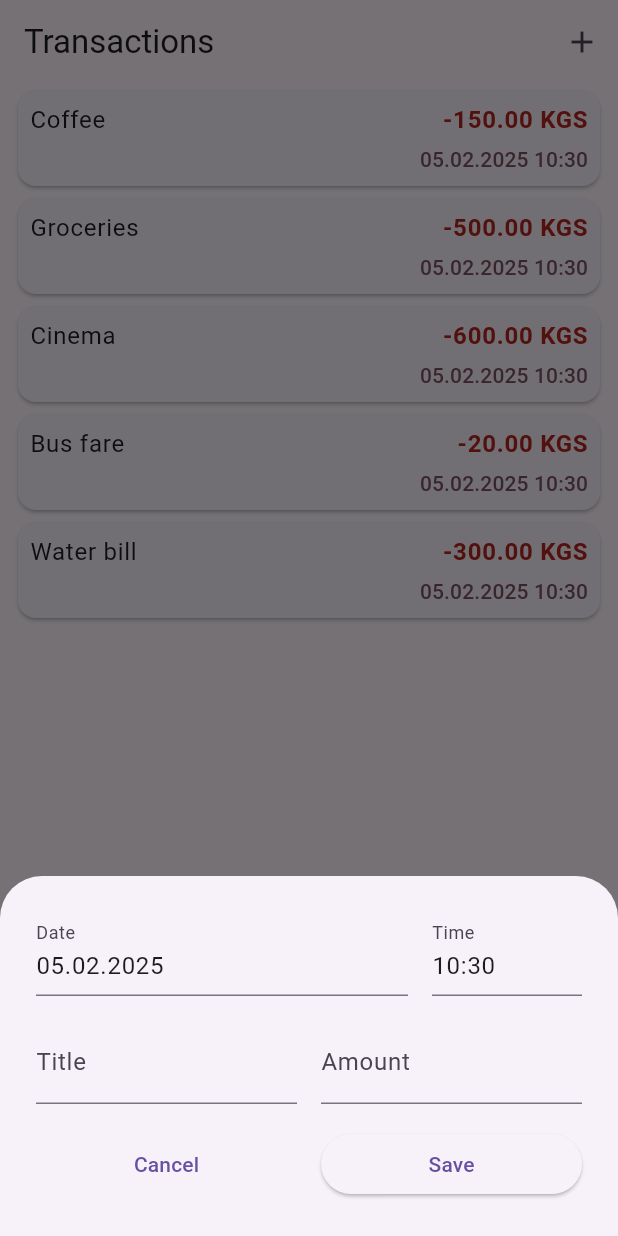
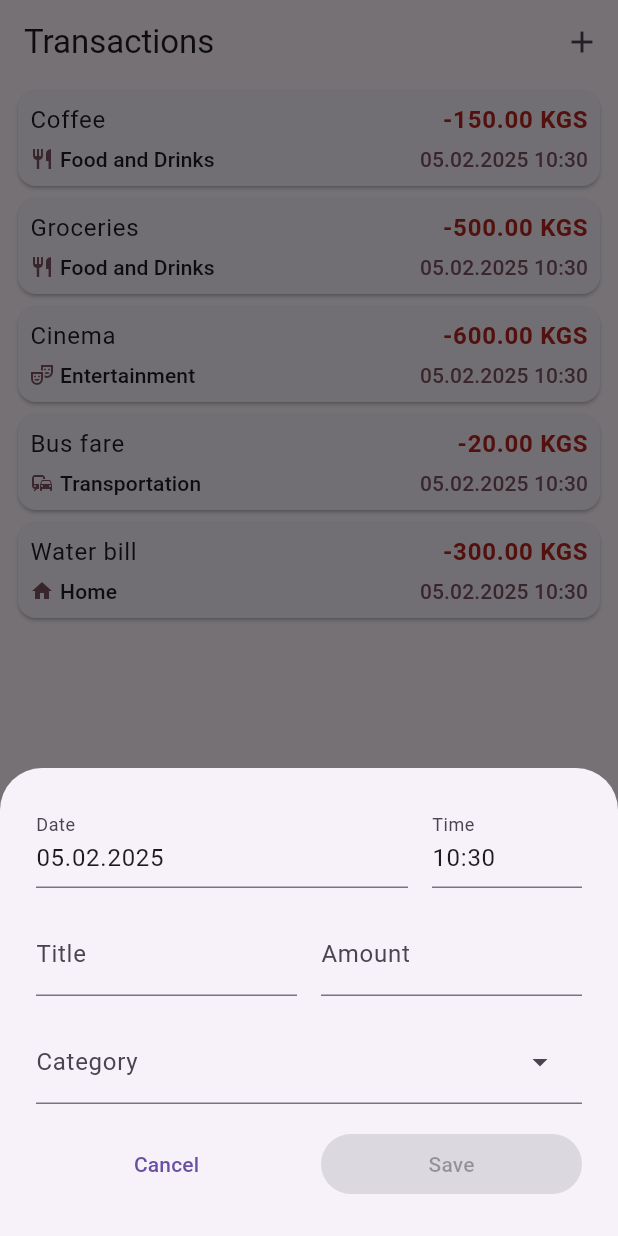
Before and after one commit to sylvix/personal_finance, a Flutter app: the screen it shows after launch, after a tap on the "add" icon, on a phone screen of 412 x 824 dp. Run offline on Flutter 3.47's test engine with Material 3 defaults, Android fonts, the phone set to English and light mode, and no system bars.

Commit message:
Added category, UX improvements

```diff
--- /dev/null
+++ b/lib/data/categories_data.dart
@@ -0,0 +1,25 @@
+import 'package:flutter/material.dart';
+import 'package:personal_finance/models/transaction_category.dart';
+
+final categories = [
+  TransactionCategory(
+    id: 'food_and_drinks',
+    title: 'Food and Drinks',
+    icon: Icons.restaurant,
+  ),
+  TransactionCategory(
+    id: 'entertainment',
+    title: 'Entertainment',
+    icon: Icons.theater_comedy_outlined,
+  ),
+  TransactionCategory(
+    id: 'transport',
+    title: 'Transportation',
+    icon: Icons.commute,
+  ),
+  TransactionCategory(
+    id: 'home',
+    title: 'Home',
+    icon: Icons.home,
+  ),
+];
--- a/lib/models/transaction.dart
+++ b/lib/models/transaction.dart
@@ -1,15 +1,24 @@
+import 'package:personal_finance/data/categories_data.dart';
+import 'package:personal_finance/models/transaction_category.dart';
+
 class Transaction {
   final String title;
   final double amount;
   final DateTime dateTime;
+  final String categoryId;
 
   Transaction({
     required this.title,
     required this.amount,
     required this.dateTime,
+    required this.categoryId,
   });
 
   String get formattedAmount {
     return '-${amount.toStringAsFixed(2)} KGS';
   }
+
+  TransactionCategory get category {
+    return categories.firstWhere((category) => category.id == categoryId);
+  }
 }
--- /dev/null
+++ b/lib/models/transaction_category.dart
@@ -0,0 +1,13 @@
+import 'package:flutter/material.dart';
+
+class TransactionCategory {
+  final String id;
+  final String title;
+  final IconData icon;
+
+  TransactionCategory({
+    required this.id,
+    required this.title,
+    required this.icon,
+  });
+}
--- a/lib/personal_finance.dart
+++ b/lib/personal_finance.dart
@@ -12,11 +12,36 @@ class PersonalFinance extends StatefulWidget {
 
 class _PersonalFinanceState extends State<PersonalFinance> {
   List<Transaction> transactions = [
-    Transaction(title: 'Coffee', amount: 150, dateTime: DateTime.now()),
-    Transaction(title: 'Groceries', amount: 500, dateTime: DateTime.now()),
-    Transaction(title: 'Cinema', amount: 600, dateTime: DateTime.now()),
-    Transaction(title: 'Bus fare', amount: 20, dateTime: DateTime.now()),
-    Transaction(title: 'Water bill', amount: 300, dateTime: DateTime.now()),
+    Transaction(
+      title: 'Coffee',
+      amount: 150,
+      dateTime: DateTime.now(),
+      categoryId: 'food_and_drinks',
+    ),
+    Transaction(
+      title: 'Groceries',
+      amount: 500,
+      dateTime: DateTime.now(),
+      categoryId: 'food_and_drinks',
+    ),
+    Transaction(
+      title: 'Cinema',
+      amount: 600,
+      dateTime: DateTime.now(),
+      categoryId: 'entertainment',
+    ),
+    Transaction(
+      title: 'Bus fare',
+      amount: 20,
+      dateTime: DateTime.now(),
+      categoryId: 'transport',
+    ),
+    Transaction(
+      title: 'Water bill',
+      amount: 300,
+      dateTime: DateTime.now(),
+      categoryId: 'home',
+    ),
   ];
 
   void addTransaction(Transaction newTransaction) {
@@ -27,6 +52,8 @@ class _PersonalFinanceState extends State<PersonalFinance> {
 
   void openAddTransactionSheet() {
     showModalBottomSheet(
+      isScrollControlled: true,
+      useSafeArea: true,
       context: context,
       builder: (ctx) => NewTransaction(
         onTransactionCreated: addTransaction,
--- a/lib/widgets/new_transaction.dart
+++ b/lib/widgets/new_transaction.dart
@@ -1,4 +1,5 @@
 import 'package:flutter/material.dart';
+import 'package:personal_finance/data/categories_data.dart';
 import 'package:personal_finance/helpers/format_datetime.dart';
 import 'package:personal_finance/models/transaction.dart';
 
@@ -15,6 +16,7 @@ class _NewTransactionState extends State<NewTransaction> {
   var amount = '';
   var selectedDate = DateTime.now();
   var selectedTimeOfDay = TimeOfDay.now();
+  String? selectedCategory;
 
   final dateController = TextEditingController();
   final timeController = TextEditingController();
@@ -26,11 +28,28 @@ class _NewTransactionState extends State<NewTransaction> {
     timeController.text = formatTime(selectedTimeOfDay);
   }
 
+  @override
+  void dispose() {
+    dateController.dispose();
+    timeController.dispose();
+    super.dispose();
+  }
+
+  bool isTransactionInvalid() {
+    final parsedAmount = double.tryParse(amount);
+    final amountIsInvalid = parsedAmount == null || parsedAmount <= 0;
+    return title.trim().isEmpty || amountIsInvalid || selectedCategory == null;
+  }
+
   void onCanceled() {
     Navigator.pop(context);
   }
 
   void onSaved() {
+    if (isTransactionInvalid()) {
+      return;
+    }
+
     final dateTime = DateTime(
       selectedDate.year,
       selectedDate.month,
@@ -39,9 +58,10 @@ class _NewTransactionState extends State<NewTransaction> {
       selectedTimeOfDay.minute,
     );
     final newTransaction = Transaction(
-      title: title,
+      title: title.trim(),
       amount: double.parse(amount),
       dateTime: dateTime,
+      categoryId: selectedCategory!,
     );
     widget.onTransactionCreated(newTransaction);
     Navigator.pop(context);
@@ -83,10 +103,13 @@ class _NewTransactionState extends State<NewTransaction> {
 
   @override
   Widget build(BuildContext context) {
-    print('title: $title, amount: $amount');
-    return Container(
+    final theme = Theme.of(context);
+    final bottomInset = MediaQuery.of(context).viewInsets.bottom;
+
+    return SingleChildScrollView(
+      child: Container(
         width: double.infinity,
-      padding: EdgeInsets.all(24),
+        padding: EdgeInsets.fromLTRB(24, 24, 24, bottomInset + 24),
         child: Column(
           mainAxisSize: MainAxisSize.min,
           children: [
@@ -127,12 +150,29 @@ class _NewTransactionState extends State<NewTransaction> {
                 Expanded(
                   child: TextField(
                     onChanged: (value) => setState(() => amount = value),
+                    keyboardType: TextInputType.numberWithOptions(
+                      decimal: true,
+                    ),
                     decoration: InputDecoration(
                       label: Text('Amount'),
                     ),
                   ),
                 ),
               ],
+            ),
+            SizedBox(height: 16),
+            DropdownMenu(
+              expandedInsets: EdgeInsets.zero,
+              label: Text('Category'),
+              inputDecorationTheme: theme.inputDecorationTheme,
+              onSelected: (value) => setState(() => selectedCategory = value),
+              dropdownMenuEntries: categories
+                  .map((category) => DropdownMenuEntry(
+                        value: category.id,
+                        leadingIcon: Icon(category.icon),
+                        label: category.title,
+                      ))
+                  .toList(),
             ),
             SizedBox(height: 16),
             Row(
@@ -146,7 +186,7 @@ class _NewTransactionState extends State<NewTransaction> {
                 SizedBox(width: 16),
                 Expanded(
                   child: ElevatedButton(
-                  onPressed: onSaved,
+                    onPressed: isTransactionInvalid() ? null : onSaved,
                     child: Text('Save'),
                   ),
                 ),
@@ -154,6 +194,7 @@ class _NewTransactionState extends State<NewTransaction> {
             ),
           ],
         ),
+      ),
     );
   }
 }
--- a/lib/widgets/transaction_card.dart
+++ b/lib/widgets/transaction_card.dart
@@ -11,6 +11,7 @@ class TransactionCard extends StatelessWidget {
     final theme = Theme.of(context);
     final bodyLargeStyle = theme.textTheme.bodyLarge!;
     final titleSmallStyle = theme.textTheme.titleSmall!;
+    final category = transaction.category;
 
     return Card(
       child: Padding(
@@ -35,8 +36,19 @@ class TransactionCard extends StatelessWidget {
             ),
             SizedBox(height: 4),
             Row(
-              mainAxisAlignment: MainAxisAlignment.end,
+              mainAxisAlignment: MainAxisAlignment.spaceBetween,
               children: [
+                Row(
+                  children: [
+                    Icon(
+                      category.icon,
+                      size: 16,
+                      color: theme.colorScheme.tertiary,
+                    ),
+                    SizedBox(width: 4),
+                    Text(category.title, style: titleSmallStyle),
+                  ],
+                ),
                 Text(
                   formatDateTime(transaction.dateTime),
                   style: titleSmallStyle.copyWith(
```
Lines whose indentation alone changed are shown as unchanged.
